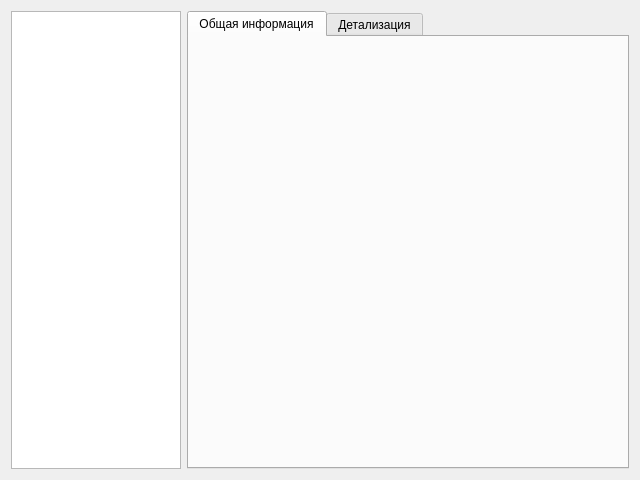
Above: frmserver.ui from Kolizej/LessonControl before the change. Below: the same form after it.
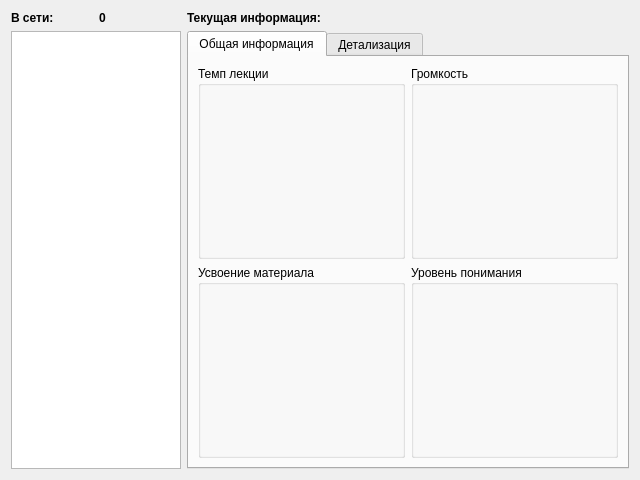
That is the form after the change. Icons and pictures are not drawn.

The edit to the form file:
```diff
--- a/frmserver.ui
+++ b/frmserver.ui
@@ -21,6 +21,45 @@
   </property>
   <layout class="QGridLayout" name="gridLayout">
    <item row="0" column="0">
+    <widget class="QLabel" name="label">
+     <property name="font">
+      <font>
+       <weight>75</weight>
+       <bold>true</bold>
+      </font>
+     </property>
+     <property name="text">
+      <string>В сети:</string>
+     </property>
+    </widget>
+   </item>
+   <item row="0" column="1">
+    <widget class="QLabel" name="lblCount">
+     <property name="font">
+      <font>
+       <weight>75</weight>
+       <bold>true</bold>
+      </font>
+     </property>
+     <property name="text">
+      <string>0</string>
+     </property>
+    </widget>
+   </item>
+   <item row="0" column="2">
+    <widget class="QLabel" name="label_2">
+     <property name="font">
+      <font>
+       <weight>75</weight>
+       <bold>true</bold>
+      </font>
+     </property>
+     <property name="text">
+      <string>Текущая информация:</string>
+     </property>
+    </widget>
+   </item>
+   <item row="1" column="0" colspan="2">
     <widget class="QListWidget" name="listWorkstations">
      <property name="minimumSize">
       <size>
@@ -34,9 +73,24 @@
        <height>16777215</height>
       </size>
      </property>
+     <property name="font">
+      <font>
+       <weight>75</weight>
+       <bold>true</bold>
+      </font>
+     </property>
+     <property name="styleSheet">
+      <string notr="true"/>
+     </property>
+     <property name="iconSize">
+      <size>
+       <width>32</width>
+       <height>32</height>
+      </size>
+     </property>
     </widget>
    </item>
-   <item row="0" column="1">
+   <item row="1" column="2">
     <widget class="QTabWidget" name="tabWidget">
      <property name="currentIndex">
       <number>0</number>
@@ -45,6 +99,36 @@
       <attribute name="title">
        <string>Общая информация</string>
       </attribute>
+      <layout class="QGridLayout" name="gridLayout_2">
+       <item row="0" column="0">
+        <widget class="QGroupBox" name="groupBox">
+         <property name="title">
+          <string>Темп лекции</string>
+         </property>
+        </widget>
+       </item>
+       <item row="0" column="1">
+        <widget class="QGroupBox" name="groupBox_2">
+         <property name="title">
+          <string>Громкость</string>
+         </property>
+        </widget>
+       </item>
+       <item row="1" column="0">
+        <widget class="QGroupBox" name="groupBox_3">
+         <property name="title">
+          <string>Усвоение материала</string>
+         </property>
+        </widget>
+       </item>
+       <item row="1" column="1">
+        <widget class="QGroupBox" name="groupBox_4">
+         <property name="title">
+          <string>Уровень понимания</string>
+         </property>
+        </widget>
+       </item>
+      </layout>
      </widget>
      <widget class="QWidget" name="tabDetail">
       <attribute name="title">
```
Left out of the diff: 46 changed lines with no effect on the pictures.
